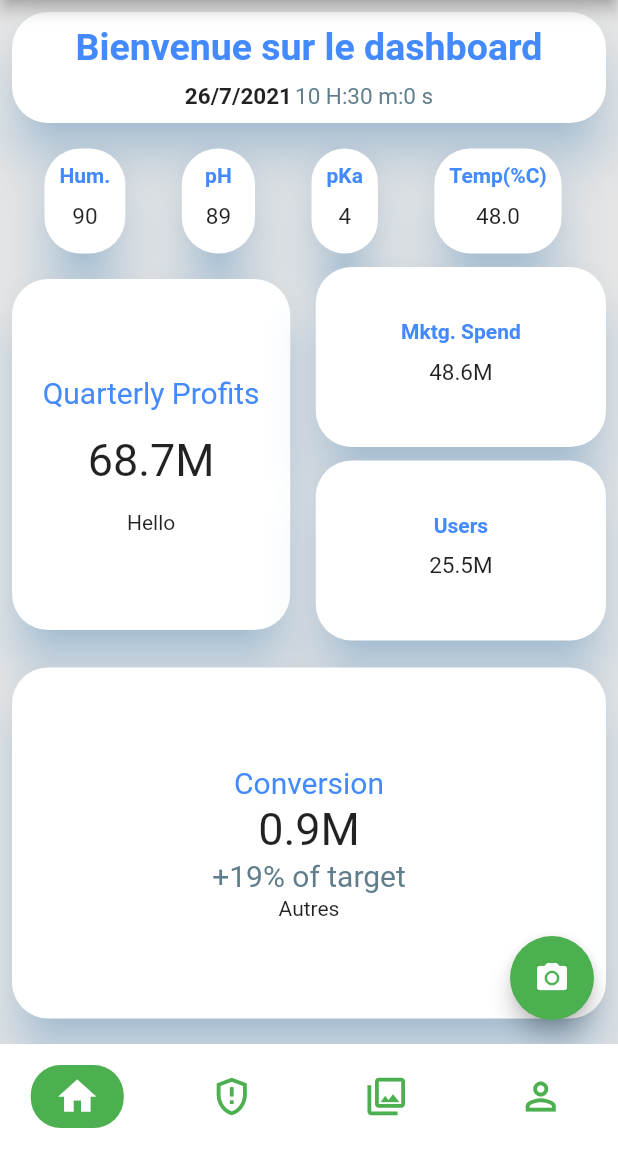
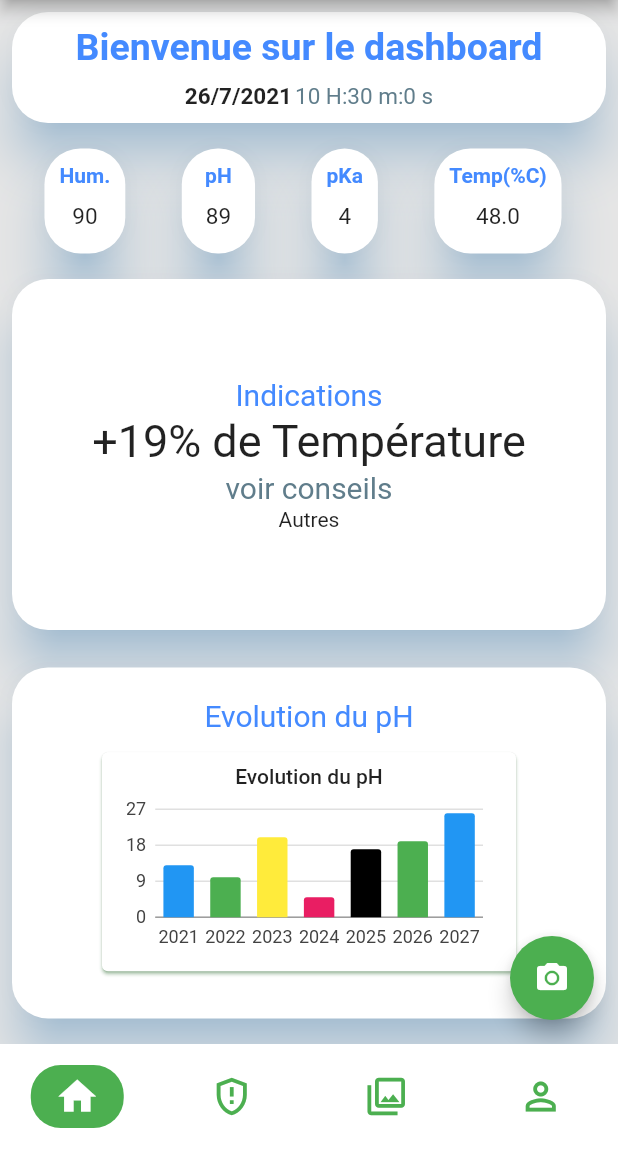
Before and after one commit to DBsoumaila/HighAgri, a Flutter app: the screen it shows after launch, on a phone screen of 412 x 824 dp, the part 84-1236 px from its top. Run offline on Flutter 3.47's test engine with Material 2 defaults, Android fonts, the phone set to English and light mode, and no system bars; drawn by our look-alikes of fl_chart; our stand-ins replace charts_flutter, flutter_svg, grouped_list, syncfusion_flutter_charts.

Commit message:
Travail sur le dashboard

```diff
--- /dev/null
+++ b/lib/pages/charts/phChart.dart
@@ -0,0 +1,48 @@
+
+import 'package:flutter/material.dart';
+import 'package:charts_flutter/flutter.dart' as charts;
+import 'package:ha2/pages/dashboard/dashpage.dart';
+
+
+class PhChart extends StatelessWidget {
+  final List<Ph> data;
+  String titre;
+
+  PhChart({ required this.data, required this.titre});
+
+  @override
+  Widget build(BuildContext context) {
+    List<charts.Series<Ph, String>> series = [
+      charts.Series(
+        id: titre,
+        data: data,
+        domainFn: (Ph series, _) => series.year,
+        measureFn: (Ph series, _) => series.valeur,
+        colorFn: (Ph series, _) => series.barColor
+      )
+    ];
+    return Container(
+      height: 170.0,
+      width: 300,
+      padding: EdgeInsets.all(8.0),
+      child: Card(
+        shadowColor: Colors.green,
+        child: Padding(
+          padding: const EdgeInsets.all(8.0),
+          child: Column(
+            children: <Widget>[
+              Text(
+                titre,
+                style: Theme.of(context).textTheme.body2,
+              ),
+              Expanded(
+                child: charts.BarChart(series, animate: true),
+              )
+            ],
+          ),
+        ),
+      ),
+    );
+
+  }
+}
--- a/lib/pages/dashboard/dashpage.dart
+++ b/lib/pages/dashboard/dashpage.dart
@@ -1,6 +1,13 @@
+import 'package:fl_chart/fl_chart.dart';
 import 'package:flutter/material.dart';
 import 'package:flutter_staggered_grid_view/flutter_staggered_grid_view.dart';
+import 'package:ha2/pages/charts/phChart.dart';
 import 'package:ha2/widget/navigation_drawer_widget.dart';
+import 'package:syncfusion_flutter_charts/charts.dart';
+import 'package:syncfusion_flutter_charts/sparkcharts.dart';
+import 'package:charts_flutter/flutter.dart' as charts;
+
+
 
 
 
@@ -30,6 +37,20 @@ class _DashBoardPageState extends State<DashBoardPage> {
     Scaffold()
   ];
   int  _currentIndex=0;
+
+
+  // données
+   List<Ph> dataPh = [
+    Ph("2021",13,charts.ColorUtil.fromDartColor(Colors.blue)),
+     Ph("2022",10,charts.ColorUtil.fromDartColor(Colors.green)),
+      Ph("2023",20,charts.ColorUtil.fromDartColor(Colors.yellow)),
+       Ph("2024",5,charts.ColorUtil.fromDartColor(Colors.pink)),
+        Ph("2025",17,charts.ColorUtil.fromDartColor(Colors.black)),
+         Ph("2026",19,charts.ColorUtil.fromDartColor(Colors.green)),
+          Ph("2027",26,charts.ColorUtil.fromDartColor(Colors.blue)),
+
+  ];
+
 
    var data = [0.0, 1.0, 1.5, 2.0, 0.0, 0.0, -0.5, -1.0, -0.5, 0.0, 0.0];
   var data1 = [0.0,-2.0,3.5,-2.0,0.5,0.7,0.8,1.0,2.0,3.0,3.2];
@@ -302,9 +323,52 @@ String hourTime(DateTime dateTime)
 
 
 
+
+
+
+ Material Chart(String title) {
+    return Material(
+      color: Colors.white,
+      elevation: 14.0,
+      borderRadius: BorderRadius.circular(24.0),
+      shadowColor: Color(0x802196F3),
+      child: Center(
+        child: Padding(
+          padding: EdgeInsets.all(8.0),
+          child: Row(
+            mainAxisAlignment: MainAxisAlignment.center,
+            children: <Widget>[
+              Column(
+                mainAxisAlignment: MainAxisAlignment.center,
+                children: <Widget>[
+
+                  Padding(
+                    padding: EdgeInsets.all(1.0),
+                    child: Text(title, style: TextStyle(
+                      fontSize: 20.0,
+                      color: Colors.blueAccent,
+                    ),),
+                  ),
+                  PhChart(data: dataPh,titre: title,),
+                  //Initialize the chart widget
+
+                ],
+              ),
+            ],
+          ),
+        ),
+      ),
+    );
+  }
+  //to update datat  from data table
+
+
+
   @override
   Widget build(BuildContext context) {
      final screenHeight = MediaQuery.of(context).size.height;
+
+
   return Scaffold(
 
         drawer: NavigationDrawerWidget(),
@@ -345,35 +409,35 @@ String hourTime(DateTime dateTime)
           ),
             ],
           ),
-           Padding(
-            padding: const EdgeInsets.all(8.0),
-            child: myCircularItems("Quarterly Profits","68.7M"),
-          ),
 
           Padding(
-            padding: const EdgeInsets.only(right:8.0),
-            child: myTextItems("Mktg. Spend","48.6M"),
-          ),
-          Padding(
-            padding: const EdgeInsets.only(right:8.0),
-            child: myTextItems("Users","25.5M"),
-          ),
-          Padding(
             padding: const EdgeInsets.all(8.0),
-            child: mychart2Items("Conversion","0.9M","+19% of target"),
+            child: mychart2Items("Indications","+19% de Température","voir conseils"),
           ),
            Padding(
             padding: const EdgeInsets.all(8.0),
-            child: mychart2Items("Graphe Temp Evolution","0.9M","+19% of target"),
+            child: Chart("Evolution du pH"),
           ),
            Padding(
             padding: const EdgeInsets.all(8.0),
-            child: mychart2Items("Graphe pH","0.9M","+19% of target"),
+            child: Chart("Evolution de T(°C)"),
           ),
-          Padding(
+           Padding(
             padding: const EdgeInsets.all(8.0),
-            child: mychart2Items("Graphe pKa","0.9M","+19% of target"),
+            child: Chart("Evolution du pKa"),
           ),
+           Padding(
+            padding: const EdgeInsets.all(8.0),
+            child: Chart("Evolution de l'Hmd."),
+          ),
+
+
+
+
+
+
+
+
 
 
         ],
@@ -381,9 +445,6 @@ String hourTime(DateTime dateTime)
 
           StaggeredTile.extent(4, 90.0),
           StaggeredTile.extent(4, 70),//row
-           StaggeredTile.extent(2, 250.0),//..
-          StaggeredTile.extent(2, 120.0),
-          StaggeredTile.extent(2, 120.0),
           StaggeredTile.extent(4, 250.0),
           StaggeredTile.extent(4, 250.0),
           StaggeredTile.extent(4, 250.0),
@@ -400,3 +461,9 @@ String hourTime(DateTime dateTime)
 }
 
 }
+class Ph {
+  Ph(this.year, this.valeur,  this.barColor);
+final String year;
+  final charts.Color barColor;
+  final double valeur;
+}
--- a/pubspec.yaml
+++ b/pubspec.yaml
@@ -35,6 +35,8 @@ dependencies:
   fl_chart: ^0.9.4
   flutter_svg: ^0.19.1
   provider: ^4.3.1
+  charts_flutter: ^0.11.0
+  syncfusion_flutter_charts: ^19.2.48
 
 
 dev_dependencies:
```
Also changed, not shown: pubspec.lock, 1 other file.
